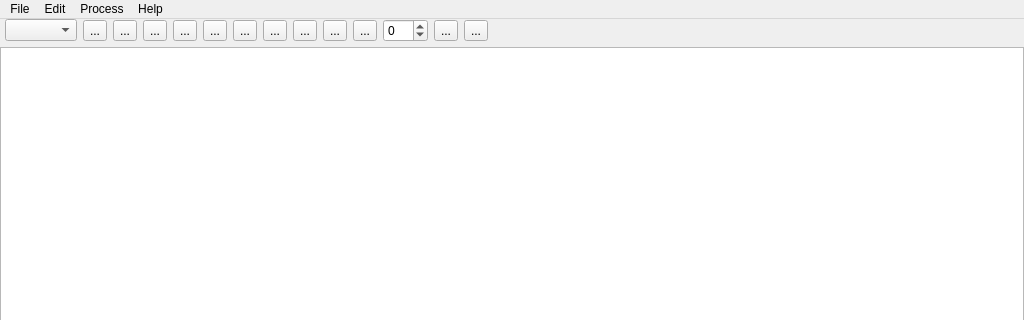
Above: scripts/Interface/ui/drill/main/main.ui from mantidproject/mantid before the change; both pictures show x 0 to 1024 and y 0 to 320 of the 1024 by 768 pixel window. Below: the same form after it.
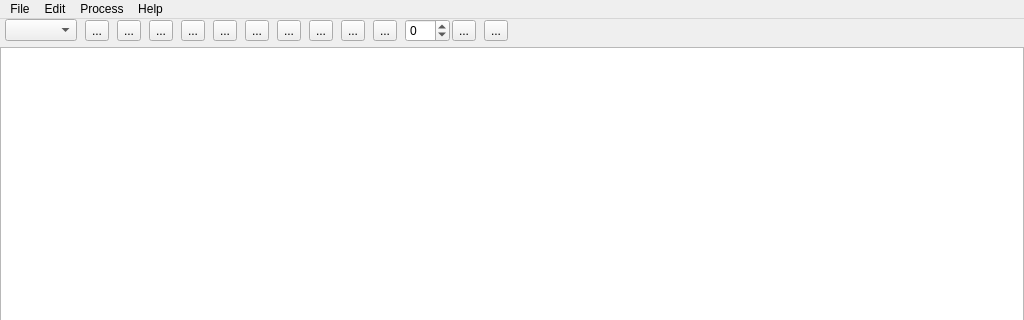
That is the form after the change. Icons and pictures are not drawn. Custom widgets are drawn as their Qt base class.

Commit message:
[DRILL] change buttons tool bar look
The buttons are now grouped by function. The increment fill spinbox
and button are closer one to each other and have tooltips.

Patch:
```diff
--- a/scripts/Interface/ui/drill/main/main.ui
+++ b/scripts/Interface/ui/drill/main/main.ui
@@ -45,7 +45,7 @@
     <item>
      <layout class="QHBoxLayout" name="toolbar">
       <property name="spacing">
-       <number>6</number>
+       <number>8</number>
       </property>
       <property name="leftMargin">
        <number>5</number>
@@ -76,7 +76,14 @@
         </property>
        </widget>
       </item>
-      <item alignment="Qt::AlignLeft">
+      <item>
+       <widget class="QToolButton" name="settings">
+        <property name="text">
+         <string>...</string>
+        </property>
+       </widget>
+      </item>
+      <item>
        <widget class="QToolButton" name="load">
         <property name="toolTip">
          <string>Load rundex</string>
@@ -87,13 +94,16 @@
        </widget>
       </item>
       <item>
-       <widget class="QToolButton" name="settings">
+       <widget class="QToolButton" name="save">
+        <property name="toolTip">
+         <string>Save rundex</string>
+        </property>
         <property name="text">
          <string>...</string>
         </property>
        </widget>
       </item>
-      <item alignment="Qt::AlignLeft">
+      <item>
        <widget class="QToolButton" name="addrow">
         <property name="toolTip">
          <string>Add new row</string>
@@ -103,8 +113,14 @@
         </property>
        </widget>
       </item>
-      <item alignment="Qt::AlignLeft">
+      <item>
        <widget class="QToolButton" name="deleterow">
+        <property name="minimumSize">
+         <size>
+          <width>0</width>
+          <height>1</height>
+         </size>
+        </property>
         <property name="toolTip">
          <string>Delete row</string>
         </property>
@@ -113,17 +129,7 @@
         </property>
        </widget>
       </item>
-      <item alignment="Qt::AlignLeft">
-       <widget class="QToolButton" name="copy">
-        <property name="toolTip">
-         <string>Copy row</string>
-        </property>
-        <property name="text">
-         <string>...</string>
-        </property>
-       </widget>
-      </item>
-      <item alignment="Qt::AlignLeft">
+      <item>
        <widget class="QToolButton" name="cut">
         <property name="toolTip">
          <string>Cut row</string>
@@ -133,8 +139,30 @@
         </property>
        </widget>
       </item>
-      <item alignment="Qt::AlignLeft">
+      <item>
+       <widget class="QToolButton" name="copy">
+        <property name="minimumSize">
+         <size>
+          <width>0</width>
+          <height>0</height>
+         </size>
+        </property>
+        <property name="toolTip">
+         <string>Copy row</string>
+        </property>
+        <property name="text">
+         <string>...</string>
+        </property>
+       </widget>
+      </item>
+      <item>
        <widget class="QToolButton" name="paste">
+        <property name="minimumSize">
+         <size>
+          <width>0</width>
+          <height>0</height>
+         </size>
+        </property>
         <property name="toolTip">
          <string>Paste row</string>
         </property>
@@ -143,8 +171,14 @@
         </property>
        </widget>
       </item>
-      <item alignment="Qt::AlignLeft">
+      <item>
        <widget class="QToolButton" name="erase">
+        <property name="minimumSize">
+         <size>
+          <width>0</width>
+          <height>0</height>
+         </size>
+        </property>
         <property name="toolTip">
          <string>Erase rows</string>
         </property>
@@ -153,29 +187,38 @@
         </property>
        </widget>
       </item>
-      <item alignment="Qt::AlignLeft">
-       <widget class="QToolButton" name="save">
-        <property name="toolTip">
-         <string>Save rundex</string>
-        </property>
-        <property name="text">
-         <string>...</string>
-        </property>
-       </widget>
-      </item>
       <item>
-       <widget class="QSpinBox" name="increment">
-        <property name="minimum">
-         <number>-99</number>
+       <layout class="QHBoxLayout" name="horizontalLayout_3">
+        <property name="spacing">
+         <number>2</number>
         </property>
-       </widget>
-      </item>
-      <item>
-       <widget class="QToolButton" name="fill">
-        <property name="text">
-         <string>...</string>
-        </property>
-       </widget>
+        <item>
+         <widget class="QSpinBox" name="increment">
+          <property name="toolTip">
+           <string>Increment value</string>
+          </property>
+          <property name="buttonSymbols">
+           <enum>QAbstractSpinBox::UpDownArrows</enum>
+          </property>
+          <property name="showGroupSeparator" stdset="0">
+           <bool>false</bool>
+          </property>
+          <property name="minimum">
+           <number>-99</number>
+          </property>
+         </widget>
+        </item>
+        <item>
+         <widget class="QToolButton" name="fill">
+          <property name="toolTip">
+           <string>Increment fill</string>
+          </property>
+          <property name="text">
+           <string>...</string>
+          </property>
+         </widget>
+        </item>
+       </layout>
       </item>
       <item>
        <widget class="QToolButton" name="help">
```
Left out of the diff: 2 changed lines with no effect on the pictures.
